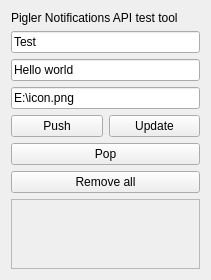
The window that qt-tester/mainwindow.ui (piglerorg/pigler) describes before a commit, drawn with Qt 5.
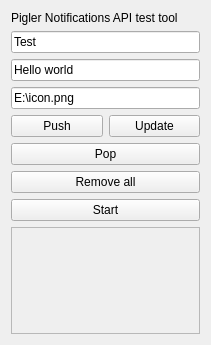
The same window after the commit.

What changed in the file:
```diff
--- a/qt-tester/mainwindow.ui
+++ b/qt-tester/mainwindow.ui
@@ -7,7 +7,7 @@
     <x>0</x>
     <y>0</y>
     <width>211</width>
-    <height>239</height>
+    <height>345</height>
    </rect>
   </property>
   <property name="windowTitle">
@@ -90,6 +90,13 @@
       </property>
      </widget>
     </item>
+    <item>
+     <widget class="QPushButton" name="startBtn">
+      <property name="text">
+       <string>Start</string>
+      </property>
+     </widget>
+    </item>
     <item>
      <widget class="QScrollArea" name="scrollArea">
       <property name="widgetResizable">
@@ -101,7 +108,7 @@
          <x>0</x>
          <y>0</y>
          <width>189</width>
-         <height>31</height>
+         <height>108</height>
         </rect>
        </property>
        <layout class="QVBoxLayout" name="verticalLayout_2">
```
